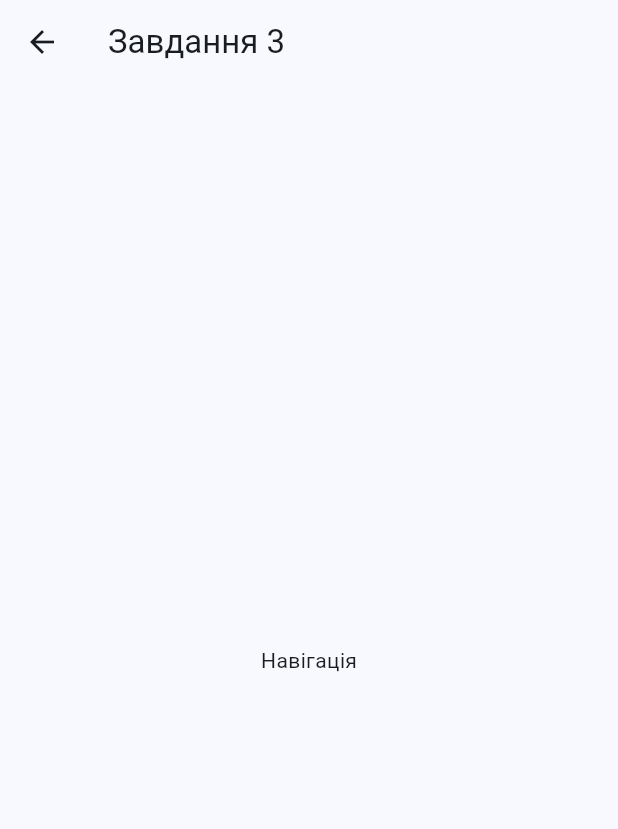
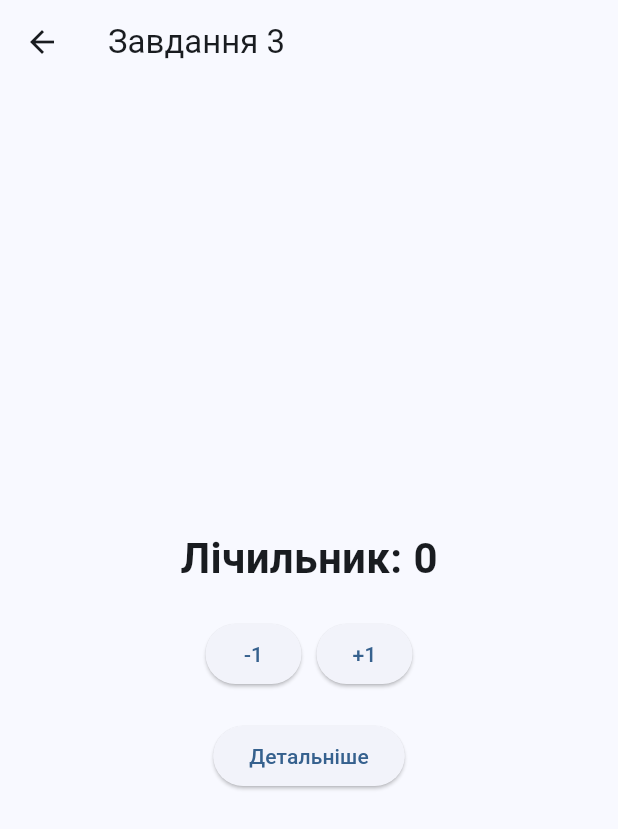
Before and after one commit to Masb1s/MK_Flutter, a Flutter app: the screen it shows after launch, after a tap on "Завдання 3", on a phone screen of 412 x 824 dp. Shown: the top 829 px of the screen. Run offline on Flutter 3.47's test engine with Material 3 defaults, Android fonts, the phone set to English and light mode, and no system bars.

Commit message:
Implement navigation and counter task

```diff
--- a/lib/main.dart
+++ b/lib/main.dart
@@ -2,6 +2,7 @@ import 'package:flutter/material.dart';
 
 import 'task1/library_task.dart';
 import 'task2/rating_screen.dart';
+import 'task3/home_screen.dart';
 
 void main() {
   runApp(const MyApp());
@@ -71,7 +72,7 @@ class MainMenu extends StatelessWidget {
               Navigator.push(
                 context,
                 MaterialPageRoute(
-                  builder: (_) => const Task3Screen(),
+                  builder: (_) => const HomeScreen(),
                 ),
               );
             },
@@ -96,15 +97,3 @@ class MainMenu extends StatelessWidget {
     );
   }
 }
-
-class Task3Screen extends StatelessWidget {
-  const Task3Screen({super.key});
-
-  @override
-  Widget build(BuildContext context) {
-    return Scaffold(
-      appBar: AppBar(title: const Text('Завдання 3')),
-      body: const Center(child: Text('Навігація')),
-    );
-  }
-}
--- a/lib/task3/home_screen.dart
+++ b/lib/task3/home_screen.dart
@@ -0,0 +1,96 @@
+import 'package:flutter/material.dart';
+import 'detail_screen.dart';
+
+class HomeScreen extends StatefulWidget {
+  const HomeScreen({super.key});
+
+  @override
+  State<HomeScreen> createState() => _HomeScreenState();
+}
+
+class _HomeScreenState extends State<HomeScreen> {
+  int counter = 0;
+
+  void incrementCounter() {
+    setState(() {
+      counter++;
+    });
+  }
+
+  void decrementCounter() {
+    if (counter == 0) {
+      ScaffoldMessenger.of(context).showSnackBar(
+        const SnackBar(
+          content: Text(
+            'Лічильник не може бути меншим за 0',
+          ),
+        ),
+      );
+      return;
+    }
+
+    setState(() {
+      counter--;
+    });
+  }
+
+  void openDetails() {
+    Navigator.push(
+      context,
+      MaterialPageRoute(
+        builder: (context) => DetailScreen(
+          counter: counter,
+        ),
+      ),
+    );
+  }
+
+  @override
+  Widget build(BuildContext context) {
+    return Scaffold(
+      appBar: AppBar(
+        title: const Text('Завдання 3'),
+      ),
+      body: Center(
+        child: Column(
+          mainAxisAlignment: MainAxisAlignment.center,
+          children: [
+            Text(
+              'Лічильник: $counter',
+              style: const TextStyle(
+                fontSize: 28,
+                fontWeight: FontWeight.bold,
+              ),
+            ),
+
+            const SizedBox(height: 20),
+
+            Row(
+              mainAxisAlignment: MainAxisAlignment.center,
+              children: [
+                ElevatedButton(
+                  onPressed: decrementCounter,
+                  child: const Text('-1'),
+                ),
+
+                const SizedBox(width: 10),
+
+                ElevatedButton(
+                  onPressed: incrementCounter,
+                  child: const Text('+1'),
+                ),
+              ],
+            ),
+
+            const SizedBox(height: 20),
+
+            ElevatedButton(
+              onPressed: openDetails,
+              child: const Text('Детальніше'),
+            ),
+          ],
+        ),
+      ),
+    );
+  }
+}
```
Also changed, not shown: lib/task3/detail_screen.dart (+37 -0 lines).
